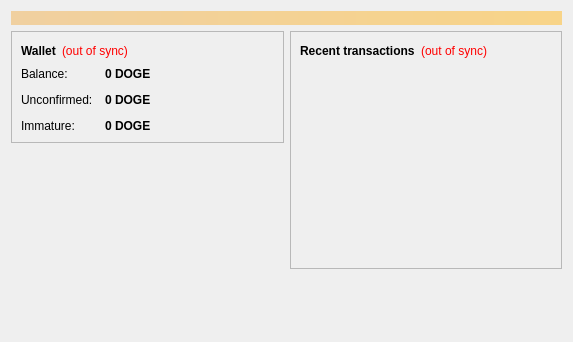
Qt form src/qt/forms/overviewpage.ui (hamcoin/hamcoin) before a commit.
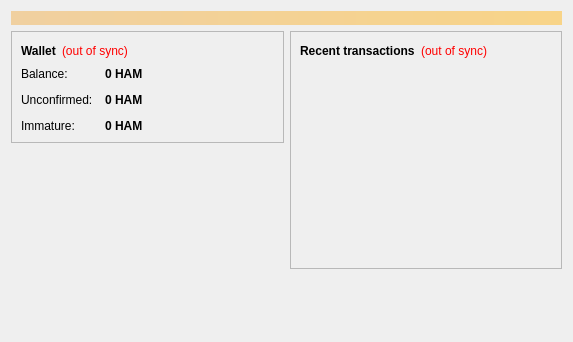
The same form after that commit. Icons and pictures are not drawn.

The edit to the form file:
```diff
--- a/src/qt/forms/overviewpage.ui
+++ b/src/qt/forms/overviewpage.ui
@@ -122,7 +122,7 @@
                <string>Your current balance</string>
               </property>
               <property name="text">
-               <string notr="true">0 DOGE</string>
+               <string notr="true">0 HAM</string>
               </property>
               <property name="textInteractionFlags">
                <set>Qt::LinksAccessibleByMouse|Qt::TextSelectableByKeyboard|Qt::TextSelectableByMouse</set>
@@ -151,7 +151,7 @@
                <string>Total of transactions that have yet to be confirmed, and do not yet count toward the current balance</string>
               </property>
               <property name="text">
-               <string notr="true">0 DOGE</string>
+               <string notr="true">0 HAM</string>
               </property>
               <property name="textInteractionFlags">
                <set>Qt::LinksAccessibleByMouse|Qt::TextSelectableByKeyboard|Qt::TextSelectableByMouse</set>
@@ -177,7 +177,7 @@
                <string>Mined balance that has not yet matured</string>
               </property>
               <property name="text">
-               <string notr="true">0 DOGE</string>
+               <string notr="true">0 HAM</string>
               </property>
               <property name="textInteractionFlags">
                <set>Qt::LinksAccessibleByMouse|Qt::TextSelectableByKeyboard|Qt::TextSelectableByMouse</set>
```
